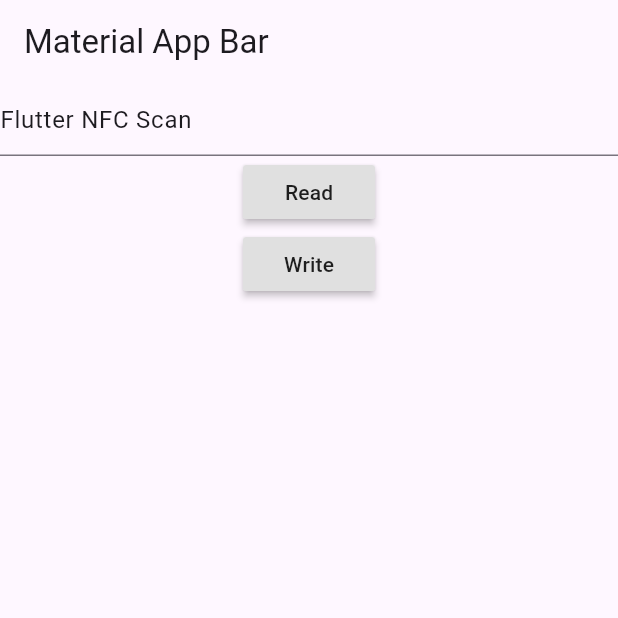
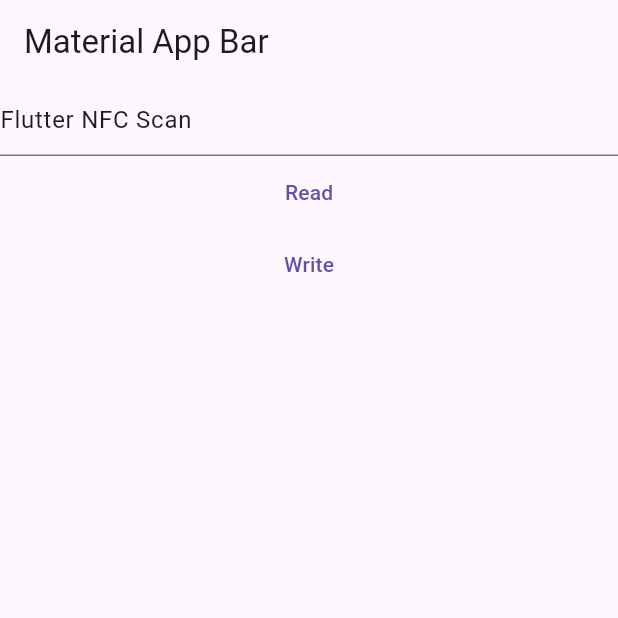
Before and after one commit to BottleVin/flutter_nfc_reader, a Flutter app: the screen it shows after launch, on a phone screen of 412 x 824 dp, the top half of it. Run offline on Flutter 3.47's test engine with Material 3 defaults, Android fonts, the phone set to English and light mode, and no system bars.

```diff
--- a/example/lib/main.dart
+++ b/example/lib/main.dart
@@ -53,13 +53,13 @@ class _NfcScanState extends State<NfcScan> {
         TextField(
           controller: writerController,
         ),
-        RaisedButton(
+        TextButton(
           onPressed: () {
             FlutterNfcReader.read(instruction: "It's reading");
           },
           child: Text("Read"),
         ),
-        RaisedButton(
+        TextButton(
           onPressed: () {
             FlutterNfcReader.write(" ", writerController.text).then((value) {
               print(value.content);
--- a/example/pubspec.yaml
+++ b/example/pubspec.yaml
@@ -8,6 +8,8 @@ description: Demonstrates how to use the flutter_nfc_reader plugin.
 # build by specifying --build-name and --build-number, respectively.
 # Read more about versioning at semver.org.
 version: 1.0.0+1
+environment:
+  sdk: ">=2.19.2 <3.0.0"
 
 dependencies:
   flutter:
@@ -15,7 +17,7 @@ dependencies:
 
   # The following adds the Cupertino Icons font to your application.
   # Use with the CupertinoIcons class for iOS style icons.
-  cupertino_icons: ^0.1.2
+  cupertino_icons: ^1.0.2
 
 dev_dependencies:
   flutter_test:
--- a/pubspec.yaml
+++ b/pubspec.yaml
@@ -5,10 +5,10 @@ author: Matteo Crippa <matteocrippa>
 homepage: https://github.com/matteocrippa/flutter-nfc-reader
 
 environment:
-  sdk: ">=2.12.0 <3.0.0"
-  flutter: ^1.22.0
+  sdk: ">=2.19.2 <3.0.0"
 
 dependencies:
+  cupertino_icons: ^1.0.2
   flutter:
     sdk: flutter
 
```
Also changed, not shown: 17 other files.
